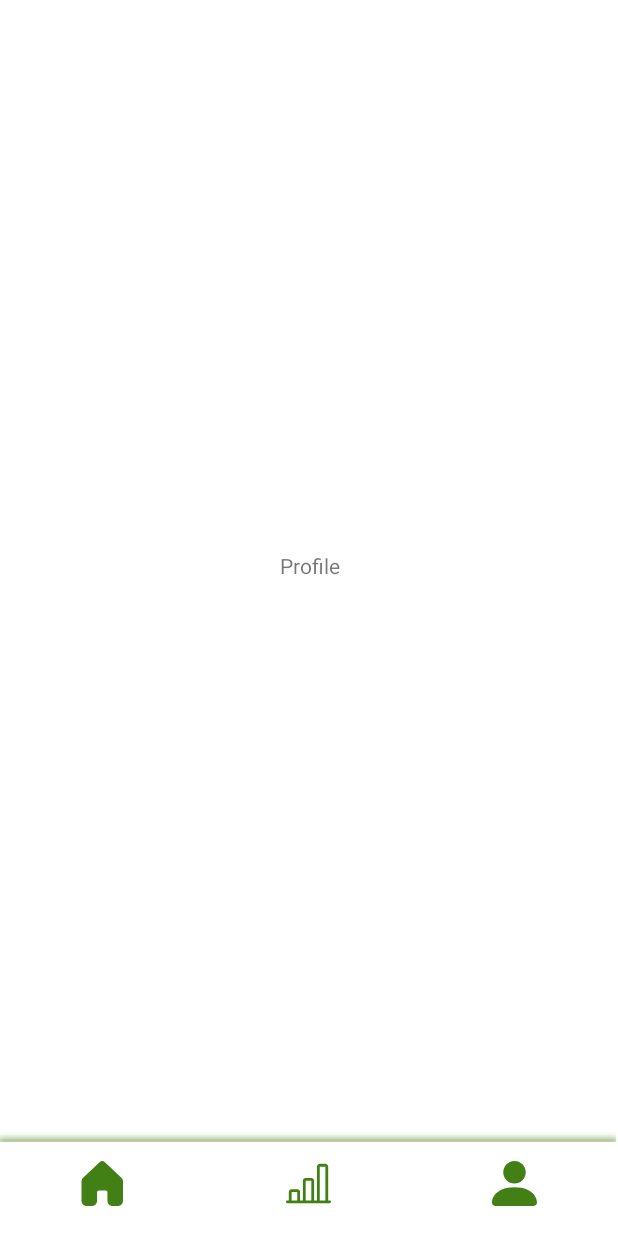
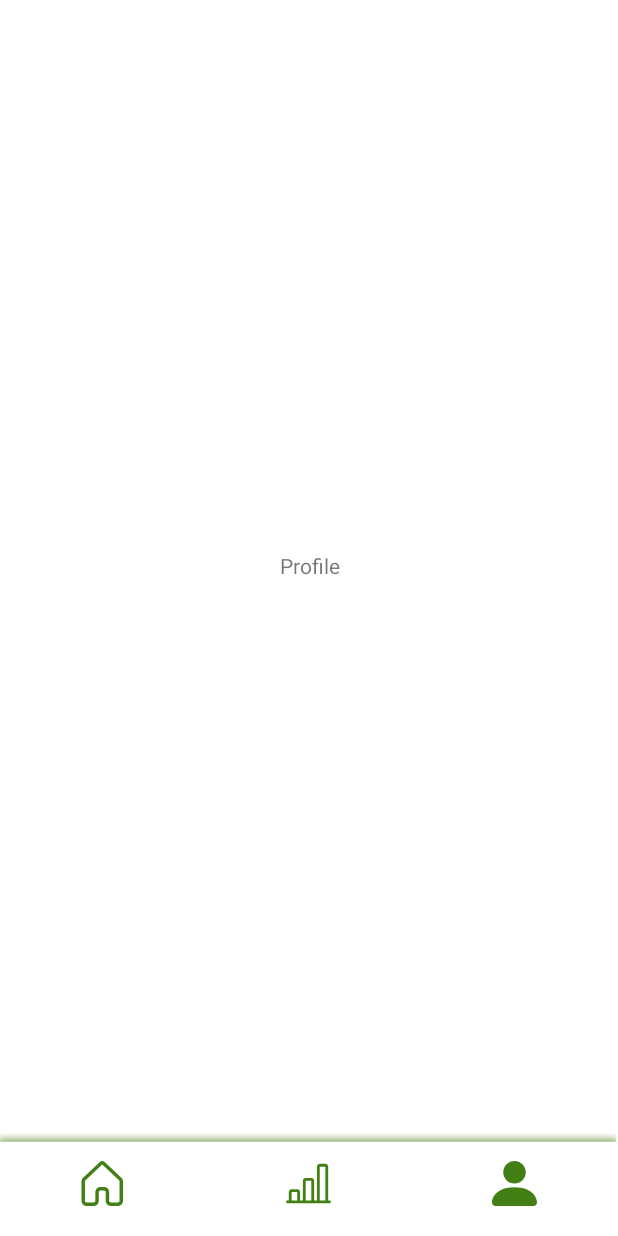
Before and after one commit to Bangkit-C22-PS353-Capstone-Project/Bangkit-C22-PS353-MobileDevelopment, an Android app: the screen it shows after launch (MainActivity), item 3 of the bottom bar chosen, on a phone screen of 412 x 824 dp. Run offline under Robolectric (Android 15) with nearby library versions, the phone set to English and light mode, and no system bars; our stand-ins replace navigation-ui; libraries missing offline, so code that uses them is left out: com.denzcoskun.imageslider, com.github.mikephil.charting; 5 statements that could not run were skipped.

Commit message:
init commit fadlan

```diff
--- a/app/src/main/res/menu/bottom_nav_menu.xml
+++ b/app/src/main/res/menu/bottom_nav_menu.xml
@@ -3,7 +3,7 @@
 
     <item
         android:id="@+id/homeFragment"
-        android:icon="@drawable/home_fill"
+        android:icon="@drawable/home_icon"
         android:title="@string/home" />
     <item
         android:id="@+id/priceFragment"
```
